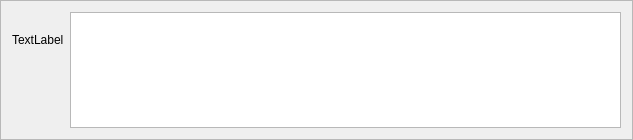
Before: the Qt Designer form hid_gui/plot.ui in vrpn/vrpn, drawn with Qt 5.
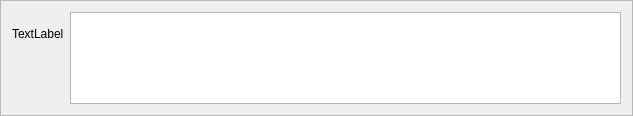
After: the same form once the commit is applied.

Commit message: fix size of plot

The edit to the form file:
```diff
--- a/hid_gui/plot.ui
+++ b/hid_gui/plot.ui
@@ -7,9 +7,15 @@
     <x>0</x>
     <y>0</y>
     <width>633</width>
-    <height>140</height>
+    <height>116</height>
    </rect>
   </property>
+  <property name="sizePolicy">
+   <sizepolicy hsizetype="Preferred" vsizetype="Fixed">
+    <horstretch>0</horstretch>
+    <verstretch>0</verstretch>
+   </sizepolicy>
+  </property>
   <property name="windowTitle">
    <string>Frame</string>
   </property>
```
